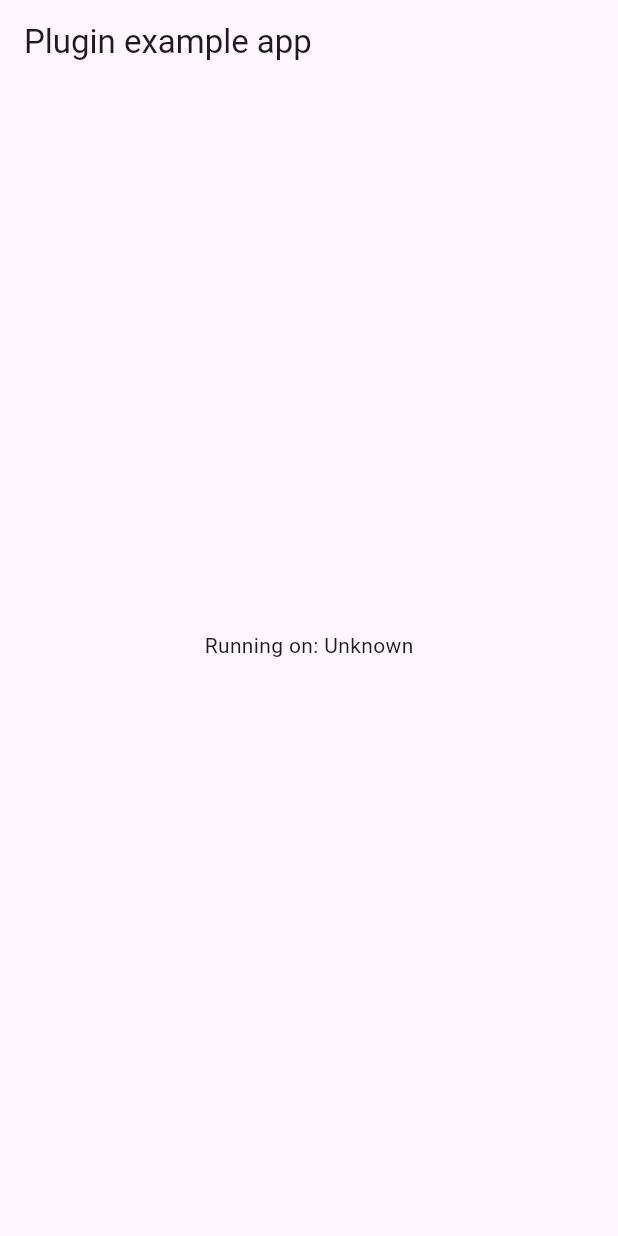
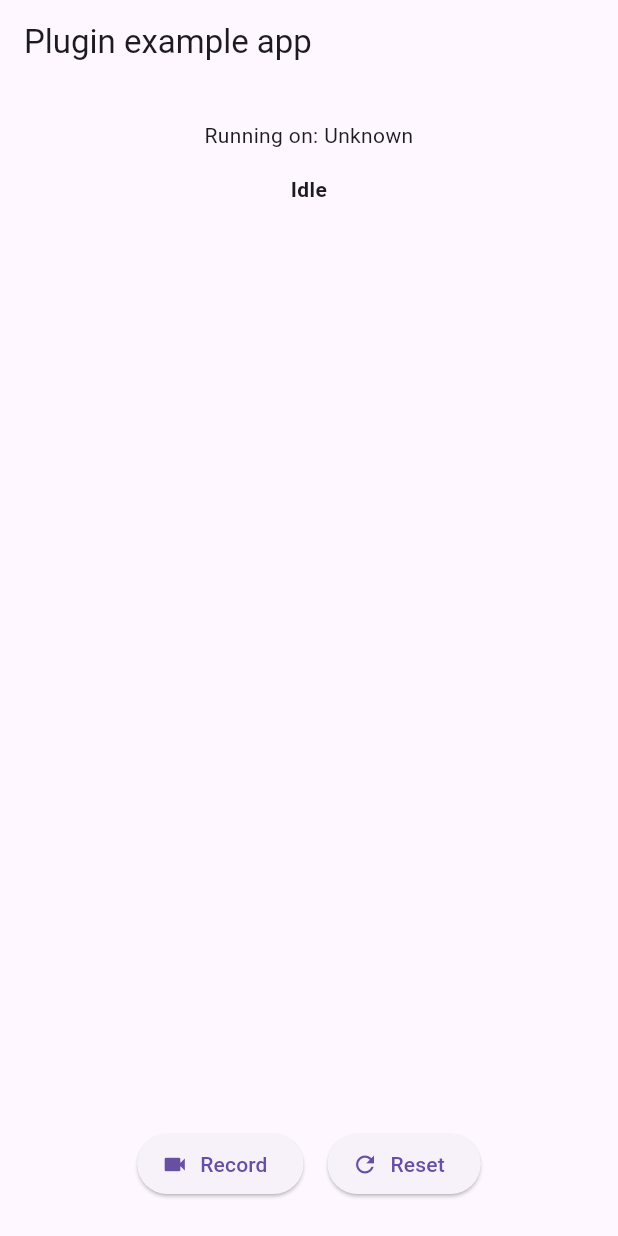
Before and after one commit to i-jared/slowmo_video_recorder, a Flutter app: the screen it shows after launch, on a phone screen of 412 x 824 dp. Run offline on Flutter 3.47's test engine with Material 3 defaults, Android fonts, the phone set to English and light mode, and no system bars; our stand-ins replace plugin_platform_interface, video_player.

Commit message:
fix start recording. add example app

```diff
--- a/example/lib/main.dart
+++ b/example/lib/main.dart
@@ -1,8 +1,10 @@
 import 'package:flutter/material.dart';
 import 'dart:async';
+import 'dart:io';
 
 import 'package:flutter/services.dart';
 import 'package:slowmo_video_recorder/slowmo_video_recorder.dart';
+import 'package:video_player/video_player.dart';
 
 void main() {
   runApp(const MyApp());
@@ -18,6 +20,17 @@ class MyApp extends StatefulWidget {
 class _MyAppState extends State<MyApp> {
   String _platformVersion = 'Unknown';
   final _slowmoVideoRecorderPlugin = SlowmoVideoRecorder();
+
+  // Indicates whether a recording session is currently active.
+  bool _isRecording = false;
+
+  // Holds the absolute file path returned by the last successful recording.
+  String? _lastVideoPath;
+
+  // Human-readable status displayed in the UI.
+  String _status = 'Idle';
+
+  VideoPlayerController? _videoController;
 
   @override
   void initState() {
@@ -47,6 +60,67 @@ class _MyAppState extends State<MyApp> {
     });
   }
 
+  /// Starts a new slow-motion recording using the plugin.
+  Future<void> _startRecording() async {
+    setState(() {
+      _status = 'Starting recording…';
+    });
+
+    try {
+      await _slowmoVideoRecorderPlugin.startRecording();
+      setState(() {
+        _isRecording = true;
+        _status = 'Recording…';
+      });
+    } catch (e) {
+      setState(() {
+        _status = 'Error starting recording: $e';
+      });
+    }
+  }
+
+  /// Stops the active recording and stores the resulting file path.
+  Future<void> _stopRecording() async {
+    setState(() {
+      _status = 'Stopping recording…';
+    });
+
+    try {
+      final path = await _slowmoVideoRecorderPlugin.stopRecording();
+      setState(() {
+        _isRecording = false;
+        _lastVideoPath = path;
+        _status = path != null ? 'Saved to: $path' : 'Recording cancelled.';
+      });
+
+      if (path != null) {
+        await _setupVideoPlayer(path);
+      }
+    } catch (e) {
+      setState(() {
+        _isRecording = false;
+        _status = 'Error stopping recording: $e';
+      });
+    }
+  }
+
+  Future<void> _setupVideoPlayer(String filePath) async {
+    // Dispose previous controller if any.
+    await _videoController?.dispose();
+
+    final controller = VideoPlayerController.file(File(filePath));
+    _videoController = controller;
+
+    await controller.setLooping(true);
+    await controller.initialize();
+    // Play at quarter speed if recorded at 120 fps so output is ~30 fps.
+    await controller.setPlaybackSpeed(0.25);
+
+    setState(() {}); // Refresh UI once initialized.
+
+    await controller.play();
+  }
+
   @override
   Widget build(BuildContext context) {
     return MaterialApp(
@@ -54,10 +128,80 @@ class _MyAppState extends State<MyApp> {
         appBar: AppBar(
           title: const Text('Plugin example app'),
         ),
-        body: Center(
-          child: Text('Running on: $_platformVersion\n'),
+        body: Padding(
+          padding: const EdgeInsets.all(24),
+          child: Column(
+            mainAxisAlignment: MainAxisAlignment.center,
+            crossAxisAlignment: CrossAxisAlignment.stretch,
+            children: [
+              Text(
+                'Running on: $_platformVersion',
+                textAlign: TextAlign.center,
+              ),
+              const SizedBox(height: 16),
+              Text(
+                _status,
+                textAlign: TextAlign.center,
+                style: const TextStyle(fontWeight: FontWeight.bold),
+              ),
+              if (_lastVideoPath != null) ...[
+                const SizedBox(height: 8),
+                Text(
+                  _lastVideoPath!,
+                  textAlign: TextAlign.center,
+                  style: const TextStyle(fontSize: 12, color: Colors.grey),
+                ),
+              ],
+              const SizedBox(height: 16),
+
+              // Video preview occupies the remaining space without pushing buttons off-screen.
+              Expanded(
+                child: _videoController != null && _videoController!.value.isInitialized
+                    ? AspectRatio(
+                        aspectRatio: _videoController!.value.aspectRatio,
+                        child: VideoPlayer(_videoController!),
+                      )
+                    : const SizedBox.shrink(),
+              ),
+
+              const SizedBox(height: 16),
+
+              Row(
+                mainAxisAlignment: MainAxisAlignment.center,
+                children: [
+                  ElevatedButton.icon(
+                    icon: Icon(_isRecording ? Icons.stop : Icons.videocam),
+                    label: Text(_isRecording ? 'Stop' : 'Record'),
+                    onPressed: _isRecording ? _stopRecording : _startRecording,
+                  ),
+                  const SizedBox(width: 16),
+                  ElevatedButton.icon(
+                    icon: const Icon(Icons.refresh),
+                    label: const Text('Reset'),
+                    onPressed: _reset,
+                  ),
+                ],
+              ),
+            ],
+          ),
         ),
       ),
     );
   }
+
+  /// Resets the UI back to its original state, disposing of any loaded video.
+  Future<void> _reset() async {
+    await _videoController?.dispose();
+    setState(() {
+      _videoController = null;
+      _lastVideoPath = null;
+      _status = 'Idle';
+    });
+  }
+
+  @override
+  void dispose() {
+    _videoController?.dispose();
+    super.dispose();
+  }
 }
--- a/example/pubspec.yaml
+++ b/example/pubspec.yaml
@@ -28,6 +28,9 @@ dependencies:
   # The following adds the Cupertino Icons font to your application.
   # Use with the CupertinoIcons class for iOS style icons.
   cupertino_icons: ^1.0.8
+
+  # For local video playback within the example app.
+  video_player: ^2.7.0
 
 dev_dependencies:
   integration_test:
```
Also changed, not shown: example/pubspec.lock, 4 other files.
